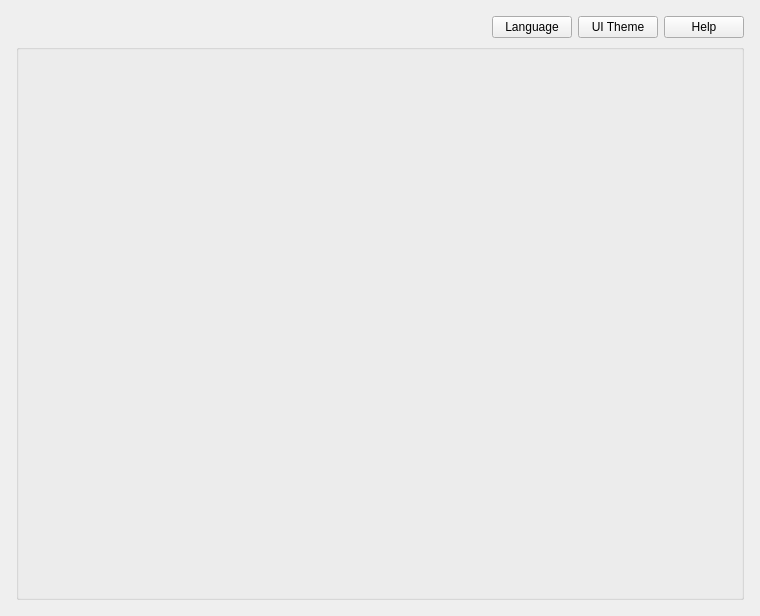
Old version of the form src/mainwindow.ui in the repository shine5402/KiraOtoToolbox.
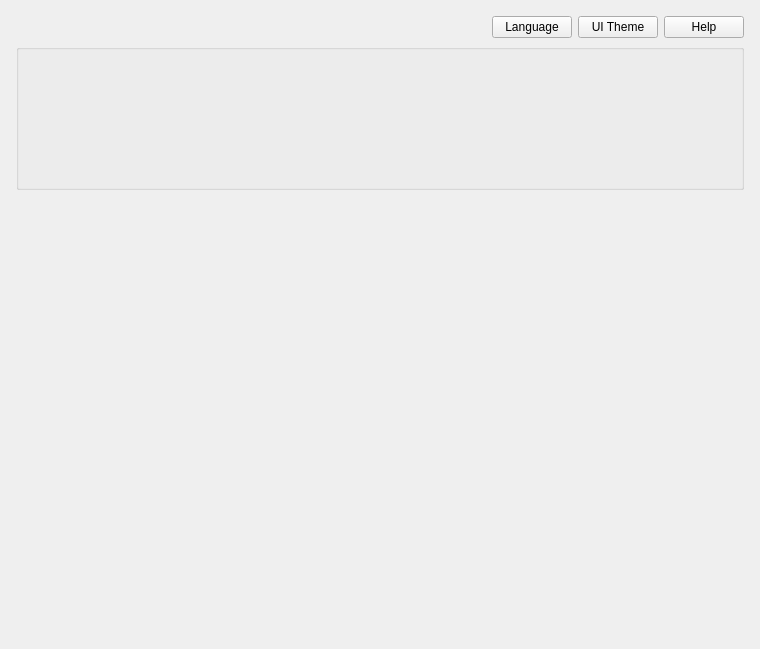
New version of the form. Icons and pictures are not drawn.

Commit message: Change mainwindow layout

Patch:
```diff
--- a/src/mainwindow.ui
+++ b/src/mainwindow.ui
@@ -7,7 +7,7 @@
     <x>0</x>
     <y>0</y>
     <width>760</width>
-    <height>616</height>
+    <height>649</height>
    </rect>
   </property>
   <property name="minimumSize">
@@ -17,7 +17,10 @@
    </size>
   </property>
   <widget class="QWidget" name="centralwidget">
-   <layout class="QVBoxLayout" name="verticalLayout" stretch="0">
+   <layout class="QVBoxLayout" name="verticalLayout">
+    <property name="spacing">
+     <number>0</number>
+    </property>
     <property name="leftMargin">
      <number>0</number>
     </property>
@@ -44,10 +47,10 @@
          <x>0</x>
          <y>0</y>
          <width>760</width>
-         <height>616</height>
+         <height>649</height>
         </rect>
        </property>
-       <layout class="QVBoxLayout" name="verticalLayout_2" stretch="0,0,1">
+       <layout class="QVBoxLayout" name="verticalLayout_2">
         <property name="leftMargin">
          <number>16</number>
         </property>
@@ -182,7 +185,41 @@
          </widget>
         </item>
         <item>
-         <layout class="QVBoxLayout" name="toolLayout"/>
+         <spacer name="verticalSpacer">
+          <property name="orientation">
+           <enum>Qt::Vertical</enum>
+          </property>
+          <property name="sizeHint" stdset="0">
+           <size>
+            <width>0</width>
+            <height>0</height>
+           </size>
+          </property>
+         </spacer>
+        </item>
+        <item>
+         <widget class="QWidget" name="" native="true">
+          <property name="sizePolicy">
+           <sizepolicy hsizetype="Preferred" vsizetype="Expanding">
+            <horstretch>0</horstretch>
+            <verstretch>0</verstretch>
+           </sizepolicy>
+          </property>
+          <layout class="QVBoxLayout" name="toolLayout"/>
+         </widget>
+        </item>
+        <item>
+         <spacer name="verticalSpacer_2">
+          <property name="orientation">
+           <enum>Qt::Vertical</enum>
+          </property>
+          <property name="sizeHint" stdset="0">
+           <size>
+            <width>0</width>
+            <height>0</height>
+           </size>
+          </property>
+         </spacer>
         </item>
        </layout>
       </widget>
```
The commit also changes 1 other file.
